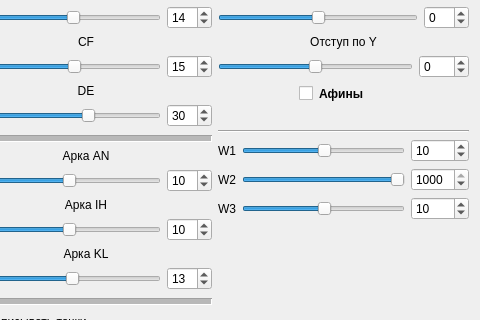
Qt form MainWindow/mainwindow.ui (Childcity/QtGraphicsExample) before a commit; both pictures show x 770 to 1250 and y 129 to 449 of the 1250 by 740 pixel window.
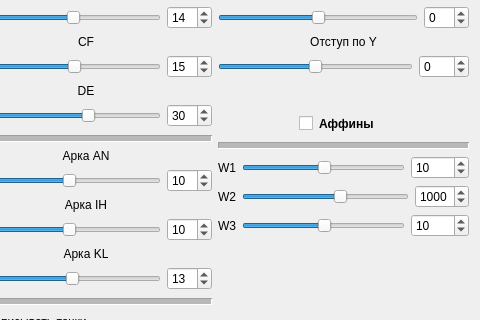
The same form after that commit. Icons and pictures are not drawn. Custom widgets are drawn as their Qt base class.

Diff of the .ui file:
```diff
--- a/MainWindow/mainwindow.ui
+++ b/MainWindow/mainwindow.ui
@@ -658,8 +658,11 @@
         </item>
         <item>
          <layout class="QHBoxLayout" name="horizontalLayout_16">
+          <property name="topMargin">
+           <number>30</number>
+          </property>
           <property name="bottomMargin">
-           <number>20</number>
+           <number>0</number>
           </property>
           <item>
            <spacer name="horizontalSpacer">
@@ -702,7 +705,7 @@
              </font>
             </property>
             <property name="text">
-             <string>Афины</string>
+             <string>Аффины</string>
             </property>
             <property name="alignment">
              <set>Qt::AlignLeading|Qt::AlignLeft|Qt::AlignVCenter</set>
@@ -713,6 +716,18 @@
         </item>
         <item>
          <widget class="Line" name="line_6">
+          <property name="minimumSize">
+           <size>
+            <width>0</width>
+            <height>10</height>
+           </size>
+          </property>
+          <property name="lineWidth">
+           <number>1</number>
+          </property>
+          <property name="midLineWidth">
+           <number>5</number>
+          </property>
           <property name="orientation">
            <enum>Qt::Horizontal</enum>
           </property>
@@ -782,10 +797,10 @@
           <item>
            <widget class="QSlider" name="horizontalSlider_12">
             <property name="minimum">
-             <number>-1000</number>
+             <number>-500</number>
             </property>
             <property name="maximum">
-             <number>1000</number>
+             <number>2000</number>
             </property>
             <property name="pageStep">
              <number>100</number>
@@ -801,10 +816,10 @@
           <item>
            <widget class="QSpinBox" name="spinBox_12">
             <property name="minimum">
-             <number>-1000</number>
+             <number>-500</number>
             </property>
             <property name="maximum">
-             <number>1000</number>
+             <number>2000</number>
             </property>
             <property name="singleStep">
              <number>2</number>
```
